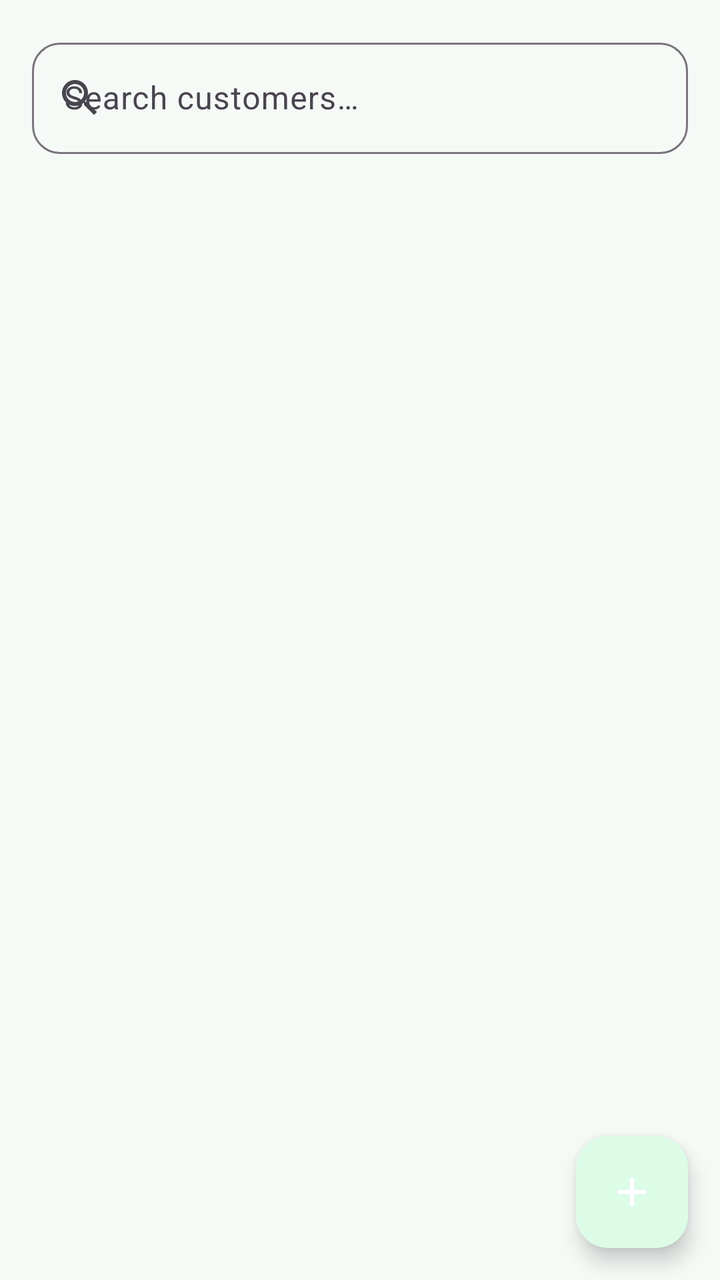
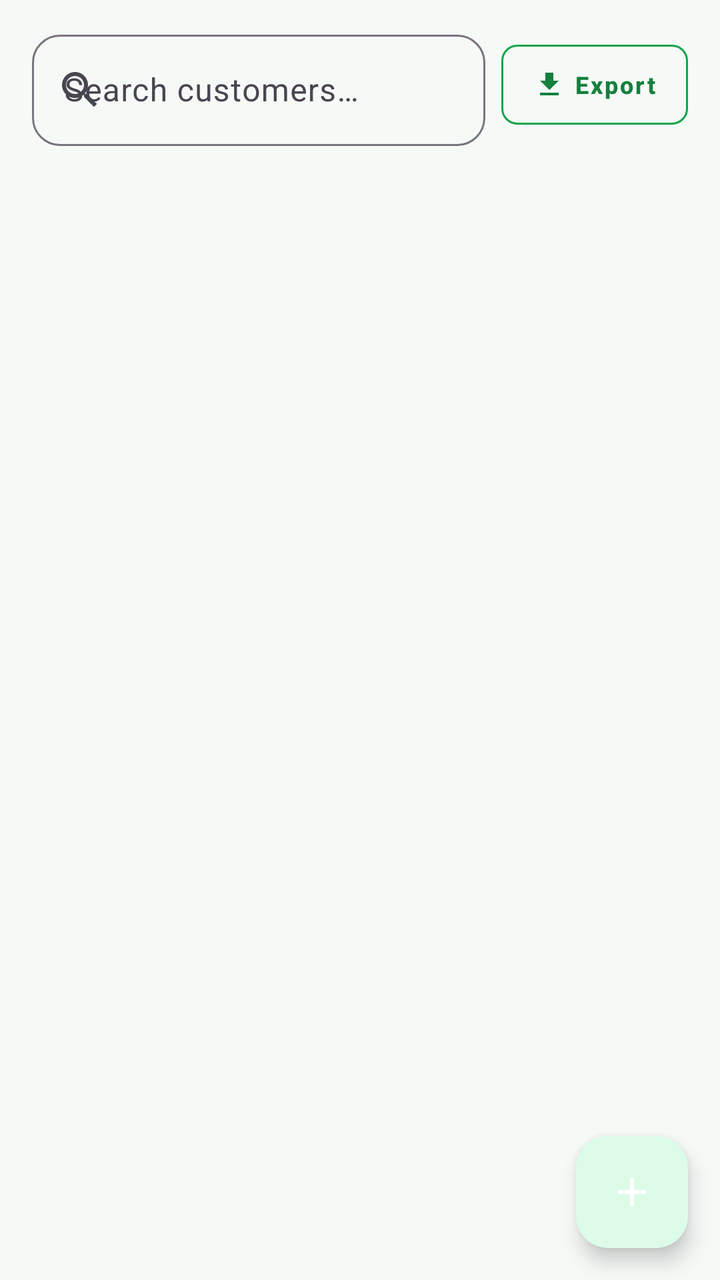

The first picture is an Android layout as it rendered before a commit; the second is the same layout after the commit. The layout source and the unified diff follow.
<!-- AndroidManifest.xml: application theme Theme.MobileShopkeeper -->
<!-- res/layout/fragment_customers.xml -->
<?xml version="1.0" encoding="utf-8"?>
<androidx.coordinatorlayout.widget.CoordinatorLayout
    xmlns:android="http://schemas.android.com/apk/res/android"
    xmlns:app="http://schemas.android.com/apk/res-auto"
    android:layout_width="match_parent" android:layout_height="match_parent">

    <LinearLayout android:layout_width="match_parent" android:layout_height="match_parent"
        android:orientation="vertical">

        <com.google.android.material.textfield.TextInputLayout
            android:layout_width="match_parent" android:layout_height="wrap_content"
            android:layout_margin="16dp"
            style="@style/Widget.Material3.TextInputLayout.OutlinedBox"
            app:startIconDrawable="@drawable/ic_search">
            <com.google.android.material.textfield.TextInputEditText
                android:id="@+id/etCustomerSearch"
                android:layout_width="match_parent" android:layout_height="wrap_content"
                android:hint="Search customers…"/>
        </com.google.android.material.textfield.TextInputLayout>

        <androidx.recyclerview.widget.RecyclerView
            android:id="@+id/rvCustomers"
            android:layout_width="match_parent" android:layout_height="0dp"
            android:layout_weight="1" android:paddingHorizontal="16dp"
            android:clipToPadding="false"/>
    </LinearLayout>

    <com.google.android.material.floatingactionbutton.FloatingActionButton
        android:id="@+id/fabAddCustomer"
        android:layout_width="wrap_content" android:layout_height="wrap_content"
        android:layout_gravity="bottom|end" android:layout_margin="16dp"
        app:srcCompat="@drawable/ic_add" app:tint="@color/white"
        android:contentDescription="Add Customer"/>
</androidx.coordinatorlayout.widget.CoordinatorLayout>
<!-- resources referenced by this layout -->
<resources>
  <color name="white">#FFFFFF</color>
  <!-- drawable ic_add (drawable) -->
  <vector xmlns:android="http://schemas.android.com/apk/res/android" android:width="24dp" android:height="24dp" android:viewportWidth="24" android:viewportHeight="24"><path android:fillColor="#FFFFFF" android:pathData="M19,13h-6v6h-2v-6L5,13v-2h6L11,5h2v6h6v2z"/></vector>
  <!-- drawable ic_search (drawable) -->
  <vector xmlns:android="http://schemas.android.com/apk/res/android" android:width="24dp" android:height="24dp" android:viewportWidth="24" android:viewportHeight="24"><path android:fillColor="#FFFFFF" android:pathData="M15.5,14h-0.79l-0.28,-0.27C15.41,12.59 16,11.11 16,9.5 16,5.91 13.09,3 9.5,3S3,5.91 3,9.5 5.91,16 9.5,16c1.61,0 3.09,-0.59 4.23,-1.57l0.27,0.28v0.79l5,4.99L20.49,19l-4.99,-5zM9.5,14C7.01,14 5,11.99 5,9.5S7.01,5 9.5,5 14,7.01 14,9.5 11.99,14 9.5,14z"/></vector>
  <style name="Theme.MobileShopkeeper" parent="Theme.Material3.Light.NoActionBar">
          <item name="colorPrimary">@color/green_800</item>
          <item name="colorOnPrimary">@color/white</item>
          <item name="colorPrimaryContainer">@color/green_100</item>
          <item name="colorOnPrimaryContainer">@color/green_900</item>
          <item name="colorSecondary">@color/green_600</item>
          <item name="colorOnSecondary">@color/white</item>
          <item name="colorSecondaryContainer">@color/green_100</item>
          <item name="colorSurface">@color/surface</item>
          <item name="colorOnSurface">@color/text_primary</item>
          <item name="android:colorBackground">@color/background_light</item>
          <item name="colorError">@color/error</item>
  
          <item name="android:statusBarColor">@color/green_900</item>
          <item name="android:navigationBarColor">@color/white</item>
          <item name="android:windowLightStatusBar">false</item>
  
          <item name="shapeAppearanceMediumComponent">@style/Shape.MobileShop.Medium</item>
          <item name="materialButtonStyle">@style/Widget.MobileShop.Button</item>
          <item name="textInputStyle">@style/Widget.MobileShop.TextInput</item>
      </style>
  <color name="green_800">#166534</color>
  <color name="green_100">#DCFCE7</color>
  <color name="green_900">#14532D</color>
  <color name="green_600">#16A34A</color>
  <color name="surface">#FFFFFF</color>
  <color name="text_primary">#1A2E22</color>
  <color name="background_light">#F6FAF7</color>
  <color name="error">#DC2626</color>
  <style name="Shape.MobileShop.Medium" parent="ShapeAppearance.Material3.MediumComponent">
          <item name="cornerSize">14dp</item>
      </style>
  <style name="Widget.MobileShop.Button" parent="Widget.Material3.Button">
          <item name="cornerRadius">14dp</item>
          <item name="android:textAllCaps">false</item>
          <item name="android:paddingTop">14dp</item>
          <item name="android:paddingBottom">14dp</item>
          <item name="android:textStyle">bold</item>
      </style>
  <style name="Widget.MobileShop.TextInput" parent="Widget.Material3.TextInputLayout.OutlinedBox">
          <item name="boxCornerRadiusTopStart">14dp</item>
          <item name="boxCornerRadiusTopEnd">14dp</item>
          <item name="boxCornerRadiusBottomStart">14dp</item>
          <item name="boxCornerRadiusBottomEnd">14dp</item>
          <item name="boxStrokeColor">@color/selector_input_stroke</item>
      </style>
</resources>

<!-- the commit's change to res/layout/fragment_customers.xml (unified diff, before → after) -->
@@ -7,16 +7,43 @@
     <LinearLayout android:layout_width="match_parent" android:layout_height="match_parent"
         android:orientation="vertical">
 
-        <com.google.android.material.textfield.TextInputLayout
-            android:layout_width="match_parent" android:layout_height="wrap_content"
-            android:layout_margin="16dp"
-            style="@style/Widget.Material3.TextInputLayout.OutlinedBox"
-            app:startIconDrawable="@drawable/ic_search">
-            <com.google.android.material.textfield.TextInputEditText
-                android:id="@+id/etCustomerSearch"
-                android:layout_width="match_parent" android:layout_height="wrap_content"
-                android:hint="Search customers…"/>
-        </com.google.android.material.textfield.TextInputLayout>
+        <LinearLayout
+            android:layout_width="match_parent"
+            android:layout_height="wrap_content"
+            android:orientation="horizontal"
+            android:gravity="center_vertical"
+            android:layout_marginHorizontal="16dp"
+            android:layout_marginTop="12dp"
+            android:layout_marginBottom="8dp">
+
+            <com.google.android.material.textfield.TextInputLayout
+                android:layout_width="0dp"
+                android:layout_height="wrap_content"
+                android:layout_weight="1"
+                style="@style/Widget.Material3.TextInputLayout.OutlinedBox"
+                app:startIconDrawable="@drawable/ic_search">
+                <com.google.android.material.textfield.TextInputEditText
+                    android:id="@+id/etCustomerSearch"
+                    android:layout_width="match_parent"
+                    android:layout_height="wrap_content"
+                    android:hint="Search customers…"/>
+            </com.google.android.material.textfield.TextInputLayout>
+
+            <com.google.android.material.button.MaterialButton
+                android:id="@+id/btnExportCustomers"
+                style="@style/Widget.MaterialComponents.Button.OutlinedButton"
+                android:layout_width="wrap_content"
+                android:layout_height="52dp"
+                android:layout_marginStart="8dp"
+                android:text="Export"
+                android:textSize="12sp"
+                android:textColor="@color/green_700"
+                app:icon="@drawable/ic_export"
+                app:iconTint="@color/green_700"
+                app:iconSize="16dp"
+                app:strokeColor="@color/green_600"
+                app:cornerRadius="8dp"/>
+        </LinearLayout>
 
         <androidx.recyclerview.widget.RecyclerView
             android:id="@+id/rvCustomers"
<!-- resource entries referenced after the edit -->
@@ -3,6 +3,16 @@
   <color name="white">#FFFFFF</color>
   <!-- drawable ic_add (drawable) -->
   <vector xmlns:android="http://schemas.android.com/apk/res/android" android:width="24dp" android:height="24dp" android:viewportWidth="24" android:viewportHeight="24"><path android:fillColor="#FFFFFF" android:pathData="M19,13h-6v6h-2v-6L5,13v-2h6L11,5h2v6h6v2z"/></vector>
+  <!-- drawable ic_export (drawable) -->
+  <vector xmlns:android="http://schemas.android.com/apk/res/android"
+      android:width="24dp"
+      android:height="24dp"
+      android:viewportWidth="24"
+      android:viewportHeight="24">
+    <path
+        android:fillColor="#FF000000"
+        android:pathData="M19,9h-4V3H9v6H5l7,7 7,-7zM5,18v2h14v-2H5z"/>
+  </vector>
   <!-- drawable ic_search (drawable) -->
   <vector xmlns:android="http://schemas.android.com/apk/res/android" android:width="24dp" android:height="24dp" android:viewportWidth="24" android:viewportHeight="24"><path android:fillColor="#FFFFFF" android:pathData="M15.5,14h-0.79l-0.28,-0.27C15.41,12.59 16,11.11 16,9.5 16,5.91 13.09,3 9.5,3S3,5.91 3,9.5 5.91,16 9.5,16c1.61,0 3.09,-0.59 4.23,-1.57l0.27,0.28v0.79l5,4.99L20.49,19l-4.99,-5zM9.5,14C7.01,14 5,11.99 5,9.5S7.01,5 9.5,5 14,7.01 14,9.5 11.99,14 9.5,14z"/></vector>
   <style name="Theme.MobileShopkeeper" parent="Theme.Material3.Light.NoActionBar">
@@ -30,6 +40,7 @@
   <color name="green_100">#DCFCE7</color>
   <color name="green_900">#14532D</color>
   <color name="green_600">#16A34A</color>
+  <color name="green_700">#15803D</color>
   <color name="surface">#FFFFFF</color>
   <color name="text_primary">#1A2E22</color>
   <color name="background_light">#F6FAF7</color>
